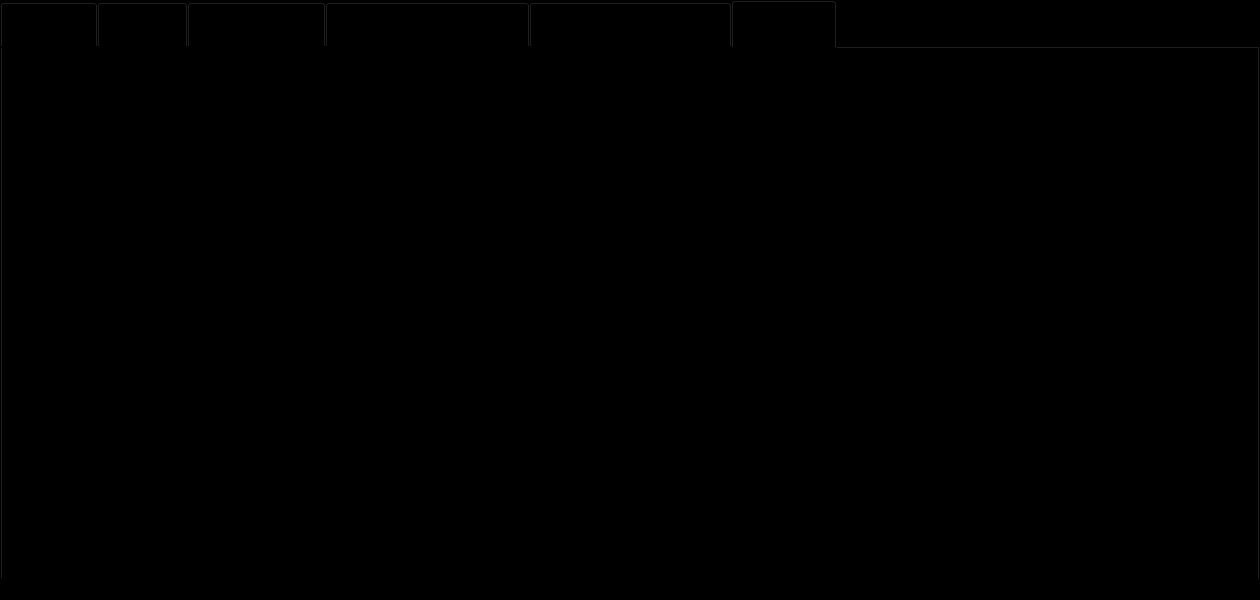
Qt form mainwindow.ui (LeePlayford/CanDisplay) before a commit.
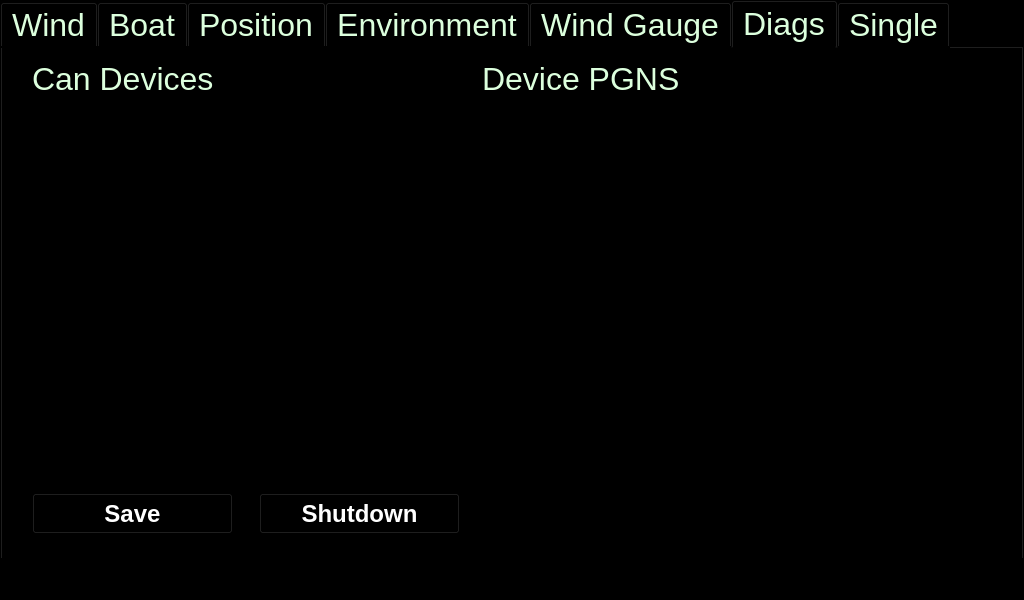
The same form after that commit. The open tabs and pages were chosen to show the change.

```diff
--- a/mainwindow.ui
+++ b/mainwindow.ui
@@ -6,7 +6,7 @@
    <rect>
     <x>0</x>
     <y>0</y>
-    <width>1260</width>
+    <width>1024</width>
     <height>600</height>
    </rect>
   </property>
@@ -22,8 +22,8 @@
      <rect>
       <x>0</x>
       <y>0</y>
-      <width>1260</width>
-      <height>600</height>
+      <width>1024</width>
+      <height>560</height>
      </rect>
     </property>
     <property name="sizePolicy">
@@ -38,12 +38,9 @@
      </font>
     </property>
     <property name="styleSheet">
-     <string notr="true">background-color: rgb(0, 0, 0);
-color: rgb(255, 255, 255);
+     <string notr="true">background-color:  rgb(0,0,0);
+color: rgb( 220, 255, 221);
 
-QTabWidget::tab-bar {
-    width: fit-content;
-}
 </string>
     </property>
     <property name="tabPosition">
@@ -1289,15 +1286,15 @@
      <widget class="QListWidget" name="listWidget_Devices">
       <property name="geometry">
        <rect>
-        <x>30</x>
+        <x>20</x>
         <y>70</y>
-        <width>431</width>
-        <height>441</height>
+        <width>441</width>
+        <height>321</height>
        </rect>
       </property>
       <property name="font">
        <font>
-        <pointsize>24</pointsize>
+        <pointsize>20</pointsize>
        </font>
       </property>
      </widget>
@@ -1306,13 +1303,13 @@
        <rect>
         <x>480</x>
         <y>70</y>
-        <width>471</width>
-        <height>441</height>
+        <width>521</width>
+        <height>421</height>
        </rect>
       </property>
       <property name="font">
        <font>
-        <pointsize>24</pointsize>
+        <pointsize>20</pointsize>
        </font>
       </property>
      </widget>
@@ -1352,6 +1349,97 @@
        <string>Device PGNS</string>
       </property>
      </widget>
+     <widget class="QPushButton" name="pushButton_shutdown">
+      <property name="geometry">
+       <rect>
+        <x>257</x>
+        <y>445</y>
+        <width>201</width>
+        <height>41</height>
+       </rect>
+      </property>
+      <property name="font">
+       <font>
+        <pointsize>18</pointsize>
+        <bold>true</bold>
+       </font>
+      </property>
+      <property name="styleSheet">
+       <string notr="true">color: rgb(255, 255, 255);
+border-color: rgb(246, 245, 244);</string>
+      </property>
+      <property name="text">
+       <string>Shutdown</string>
+      </property>
+     </widget>
+     <widget class="QPushButton" name="pushButton_save">
+      <property name="geometry">
+       <rect>
+        <x>30</x>
+        <y>445</y>
+        <width>201</width>
+        <height>41</height>
+       </rect>
+      </property>
+      <property name="font">
+       <font>
+        <pointsize>18</pointsize>
+        <bold>true</bold>
+       </font>
+      </property>
+      <property name="styleSheet">
+       <string notr="true">color: rgb(255, 255, 255);
+border-color: rgb(246, 245, 244);</string>
+      </property>
+      <property name="text">
+       <string>Save</string>
+      </property>
+     </widget>
+    </widget>
+    <widget class="QWidget" name="tab">
+     <attribute name="title">
+      <string>Single</string>
+     </attribute>
+     <widget class="QLineEdit" name="lineEdit_Single_Data_AWA">
+      <property name="geometry">
+       <rect>
+        <x>40</x>
+        <y>40</y>
+        <width>941</width>
+        <height>401</height>
+       </rect>
+      </property>
+      <property name="font">
+       <font>
+        <pointsize>192</pointsize>
+       </font>
+      </property>
+      <property name="styleSheet">
+       <string notr="true"/>
+      </property>
+      <property name="text">
+       <string>A W A</string>
+      </property>
+      <property name="alignment">
+       <set>Qt::AlignCenter</set>
+      </property>
+      <property name="readOnly">
+       <bool>true</bool>
+      </property>
+     </widget>
+     <widget class="QLineEdit" name="lineEdit_Single_Label_AWA">
+      <property name="geometry">
+       <rect>
+        <x>840</x>
+        <y>60</y>
+        <width>113</width>
+        <height>26</height>
+       </rect>
+      </property>
+      <property name="text">
+       <string>AWA</string>
+      </property>
+     </widget>
     </widget>
    </widget>
    <widget class="QWidget" name="layoutWidget">
```
Left out of the diff: 113 changed lines with no effect on the pictures.
